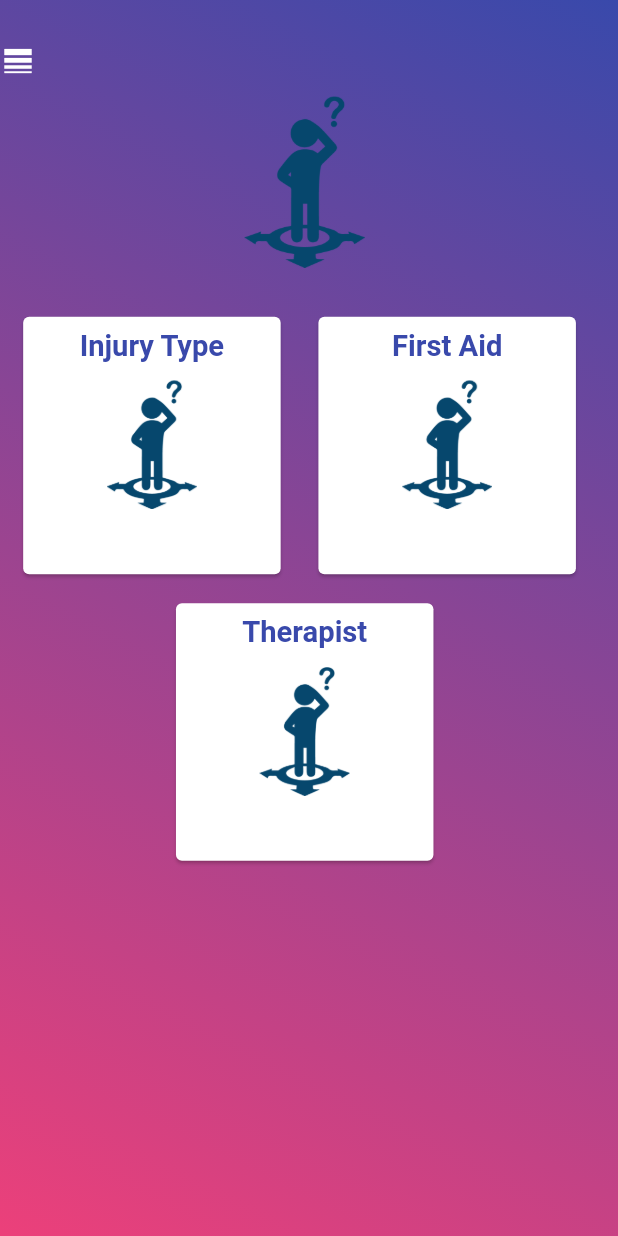
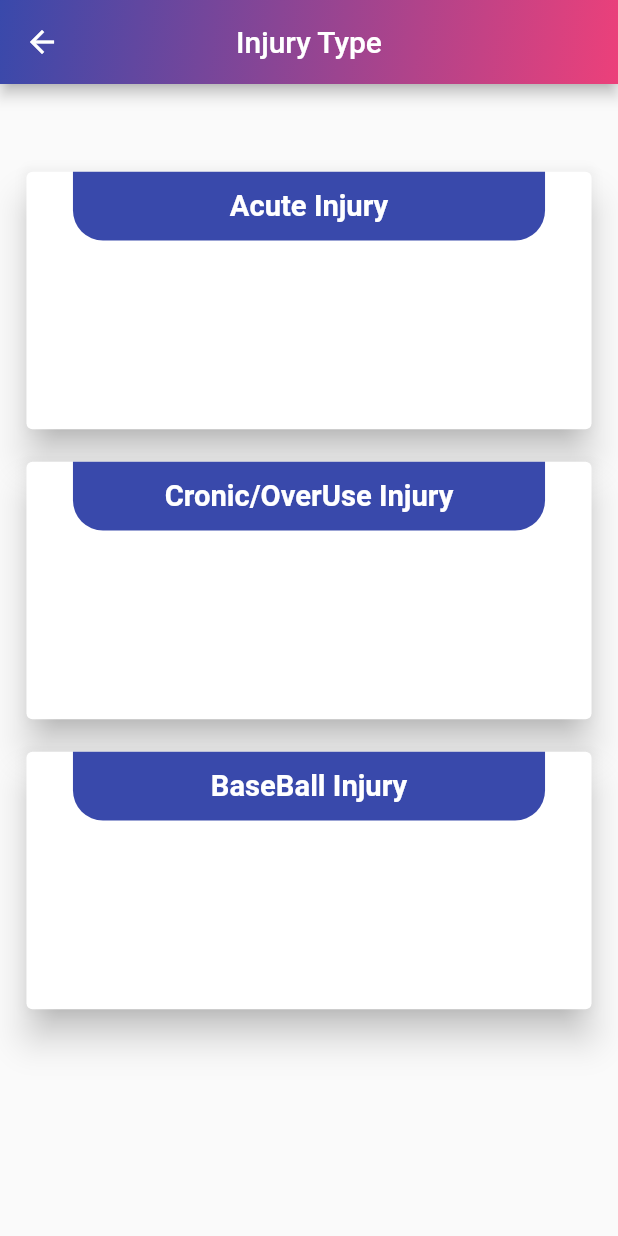
Before and after one commit to IsuruBRanapana/Project_Rafi, a Flutter app: the HomeView screen opened by its route, after a tap on "Injury Type", on a phone screen of 412 x 824 dp. Run offline on Flutter 3.47's test engine with Material 2 defaults, Android fonts, the phone set to English and light mode, and no system bars; our stand-ins replace animated_text_kit, dartz, equatable, flutter_screenutil, package_info; generated files the repository leaves out were written again; Roboto replaces fonts that are missing (Sarabun).

Commit message:
create injury type pages.

```diff
--- a/lib/core/utils/navigation_routes.dart
+++ b/lib/core/utils/navigation_routes.dart
@@ -2,6 +2,7 @@ import 'package:flutter/cupertino.dart';
 import 'package:flutter/material.dart';
 import 'package:project_rafi/features/presentation/pages/forgot_password/forgot_password_view.dart';
 import 'package:project_rafi/features/presentation/pages/home/home_view.dart';
+import 'package:project_rafi/features/presentation/pages/injury_type/injury_type_view.dart';
 import 'package:project_rafi/features/presentation/pages/login/login_view.dart';
 import 'package:project_rafi/features/presentation/pages/sign_up/sign_up_view.dart';
 import 'package:project_rafi/features/presentation/pages/splash/splash_view.dart';
@@ -12,6 +13,7 @@ class Routes{
   static const String FORGOT_PASSWORD_RESET_PAGE = "forgot_password_reset_page";
   static const String SIGN_UP_PAGE='sign_up_view';
   static const String HOME_PAGE='home_view';
+  static const String INJURY_TYPE='injury_type_view';
 
   static Route<dynamic> generateRoute(RouteSettings settings){
     switch(settings.name){
@@ -37,7 +39,10 @@ class Routes{
         return MaterialPageRoute(builder: (_)=>HomeView(),
           settings: RouteSettings(name: Routes.HOME_PAGE),
         );
-
+      case Routes.INJURY_TYPE:
+        return MaterialPageRoute(builder: (_)=>InjuryTypeView(),
+          settings: RouteSettings(name: Routes.INJURY_TYPE),
+        );
       default:
         return MaterialPageRoute(
           builder: (_)=>Scaffold(
--- a/lib/features/presentation/pages/home/home_view.dart
+++ b/lib/features/presentation/pages/home/home_view.dart
@@ -2,6 +2,7 @@ import 'package:flutter/material.dart';
 import 'package:project_rafi/core/utils/app_colors.dart';
 import 'package:project_rafi/core/utils/app_costants.dart';
 import 'package:project_rafi/core/utils/app_images.dart';
+import 'package:project_rafi/core/utils/navigation_routes.dart';
 import 'package:project_rafi/features/presentation/pages/home/widgets/custom_card_view.dart';
 import 'package:project_rafi/features/presentation/pages/home/widgets/custom_drawer_tile.dart';
 
@@ -93,7 +94,10 @@ Padding(
   child:   Row(
     children: [
           CustomCardView(
-        onPressed: (){},
+        onPressed: (){
+          Navigator.pushNamed(context, Routes.INJURY_TYPE);
+
+        },
         cardTitle: 'Injury Type',
       ),
       SizedBox(
--- /dev/null
+++ b/lib/features/presentation/pages/injury_type/injury_type_card/injury_type_card.dart
@@ -0,0 +1,56 @@
+import 'package:flutter/material.dart';
+import 'package:project_rafi/core/utils/app_colors.dart';
+import 'package:project_rafi/core/utils/app_costants.dart';
+import 'package:project_rafi/core/utils/app_images.dart';
+
+class InjuryTypeCard extends StatefulWidget {
+  final Function onPressed;
+  final String cardTitle;
+
+  const InjuryTypeCard({Key key, this.onPressed, this.cardTitle}) : super(key: key);
+  @override
+  _InjuryTypeCardState createState() => _InjuryTypeCardState();
+}
+
+class _InjuryTypeCardState extends State<InjuryTypeCard> {
+  @override
+  Widget build(BuildContext context) {
+    return Card(elevation: 10.0,
+        child: InkWell(
+            splashColor: AppColors.primaryBackgroundColor,
+            onTap: widget.onPressed,
+            child: Container(
+              decoration:
+              BoxDecoration(borderRadius: BorderRadius.circular(15)),
+              width: AppConstants.adaptiveScreen.setWidth(550),
+              height: AppConstants.adaptiveScreen.setWidth(300),
+
+              child: Column(
+                children: [
+                  Container(
+                    decoration: BoxDecoration(
+                      borderRadius: BorderRadius.only(bottomLeft: Radius.circular(20),bottomRight:Radius.circular(20) ),
+                      color: AppColors.primaryBackgroundColor
+                    ),
+                    width: AppConstants.adaptiveScreen.setWidth(550),
+                    height: AppConstants.adaptiveScreen.setWidth(80),
+                    child: Center(
+                      child: Text(
+                        widget.cardTitle,
+                        textAlign: TextAlign.center,
+                        style: TextStyle(
+                            fontSize: AppConstants.adaptiveScreen.setSp(34),
+                            color: Colors.white,
+                            fontWeight: FontWeight.bold),
+                      ),
+                    ),
+                  ),
+
+                  // Image.asset(AppImages.manInQuestion,width:AppConstants.adaptiveScreen.setWidth(150) ,
+                  //   height: AppConstants.adaptiveScreen.setWidth(150),)
+                ],
+              ),
+            )));
+  }
+}
+//todo:add necessary images for types injury
--- /dev/null
+++ b/lib/features/presentation/pages/injury_type/injury_type_view.dart
@@ -0,0 +1,63 @@
+import 'package:flutter/material.dart';
+import 'package:project_rafi/core/utils/app_colors.dart';
+import 'package:project_rafi/core/utils/app_costants.dart';
+import 'package:project_rafi/features/presentation/pages/injury_type/injury_type_card/injury_type_card.dart';
+
+class InjuryTypeView extends StatefulWidget {
+  @override
+  _InjuryTypeViewState createState() => _InjuryTypeViewState();
+}
+
+class _InjuryTypeViewState extends State<InjuryTypeView> {
+  @override
+  Widget build(BuildContext context) {
+    return Scaffold(
+      appBar: AppBar(
+        title: Text('Injury Type'),
+        centerTitle: true,
+        flexibleSpace: Container(
+          decoration: BoxDecoration(
+              gradient: LinearGradient(
+                  begin: Alignment.topLeft,
+                  end: Alignment.bottomRight,
+                  colors: <Color>[
+                    AppColors.primaryBackgroundColor,
+                    AppColors.orangeColor
+                  ])),
+        ),
+      ),
+      body:Padding(
+        padding:  EdgeInsets.only(
+          top: AppConstants.adaptiveScreen.setHeight(80),
+          right: AppConstants.adaptiveScreen.setHeight(20),
+          left: AppConstants.adaptiveScreen.setHeight(20),
+
+          bottom: AppConstants.adaptiveScreen.setHeight(80)
+        ),
+        child: Container(
+          child: ListView(
+            children: [
+              InjuryTypeCard(
+                onPressed: (){},
+                cardTitle: 'Acute Injury',
+              ),
+              SizedBox(height: AppConstants.adaptiveScreen.setHeight(20),),
+              InjuryTypeCard(
+                onPressed: (){},
+                cardTitle: 'Cronic/OverUse Injury',
+              ),
+              SizedBox(height: AppConstants.adaptiveScreen.setHeight(20),),
+
+              InjuryTypeCard(
+                onPressed: (){},
+                cardTitle: 'BaseBall Injury',
+              )
+            ],
+          ),
+        ),
+      )
+
+
+    );
+  }
+}
```
